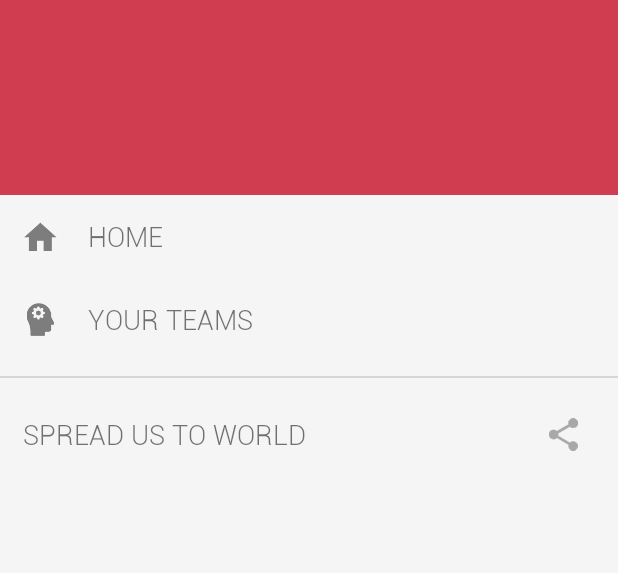
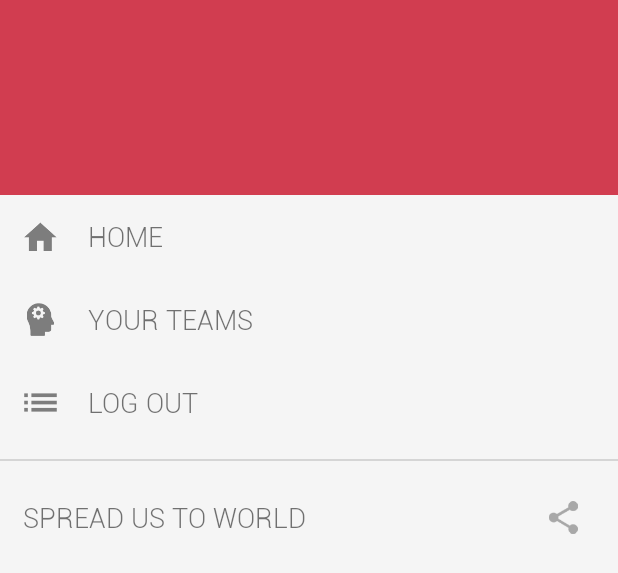
Before and after one commit to nbansal1111/SocialEvening, an Android app: the layout fragment_drawer.xml on its own in the app's theme, with its tools: preview values and no code run, on a phone screen of 412 x 824 dp. Shown: the top 573 px of the screen. Run offline under Robolectric (Android 15) with nearby library versions, the phone set to English and light mode, and no system bars.

Commit message:
Log out functioanlity added

```diff
--- a/app/src/main/java/com/project/socialevening/fragments/AddTeamMateFragment.java
+++ b/app/src/main/java/com/project/socialevening/fragments/AddTeamMateFragment.java
@@ -8,6 +8,7 @@ import android.provider.ContactsContract;
 import android.support.v4.app.LoaderManager;
 import android.support.v4.content.CursorLoader;
 import android.support.v4.content.Loader;
+import android.util.Log;
 import android.view.LayoutInflater;
 import android.view.View;
 import android.view.ViewGroup;
@@ -220,7 +221,9 @@ public class AddTeamMateFragment extends BaseFragment implements LoaderManager.L
                 getActivity().finish();
                 break;
             case R.id.btn_send_invite:
+                Log.d(TAG, "Trying to send sms" + selectedContacts.size());
                 SMSUtil util = new SMSUtil(getActivity());
+
                 for (PhoneContact c : selectedContacts) {
                     util.sendSMS(c.contactNumber, getAppLink());
                 }
--- a/app/src/main/java/com/project/socialevening/utility/SMSUtil.java
+++ b/app/src/main/java/com/project/socialevening/utility/SMSUtil.java
@@ -9,6 +9,7 @@ import android.content.Intent;
 import android.content.IntentFilter;
 import android.net.Uri;
 import android.telephony.SmsManager;
+import android.util.Log;
 import android.widget.Toast;
 
 /**
@@ -24,7 +25,7 @@ public class SMSUtil {
     public void sendSMS(final String phoneNumber, final String message) {
         String SENT = "SMS_SENT";
         String DELIVERED = "SMS_DELIVERED";
-
+        Log.d("SMS", phoneNumber + "," + message);
         PendingIntent sentPI = PendingIntent.getBroadcast(ctx, 0, new Intent(
                 SENT), 0);
 
--- a/app/src/main/res/layout/fragment_drawer.xml
+++ b/app/src/main/res/layout/fragment_drawer.xml
@@ -59,6 +59,20 @@
                     android:text="@string/your_teams" />
             </LinearLayout>
 
+            <LinearLayout
+                android:id="@+id/ll_log_out"
+
+                style="@style/ll_drawer_item">
+
+                <ImageView
+                    style="@style/iv_drawer_item"
+                    android:src="@drawable/orders_nav" />
+
+                <com.project.socialevening.widgets.CustomFontTextView
+                    style="@style/tv_drawer_item"
+                    android:text="@string/log_out" />
+            </LinearLayout>
+
 
             <View
                 style="@style/view_match_1"
--- a/app/src/main/res/values/strings.xml
+++ b/app/src/main/res/values/strings.xml
@@ -45,5 +45,6 @@
     <string name="write_team_name">Enter your team name</string>
     <string name="internet_error">Please check your internet connection</string>
     <string name="no_team_created">We have not found any team created by you.\nGo ahead and create your team</string>
+    <string name="log_out">LOG OUT</string>
 
 </resources>
```
Also changed, not shown: app/src/main/java/com/project/socialevening/activity/LoginScreen.java (+27 -3 lines), app/src/main/java/com/project/socialevening/fragments/DrawerFragment.java (+23 -1 lines), 1 other file.
